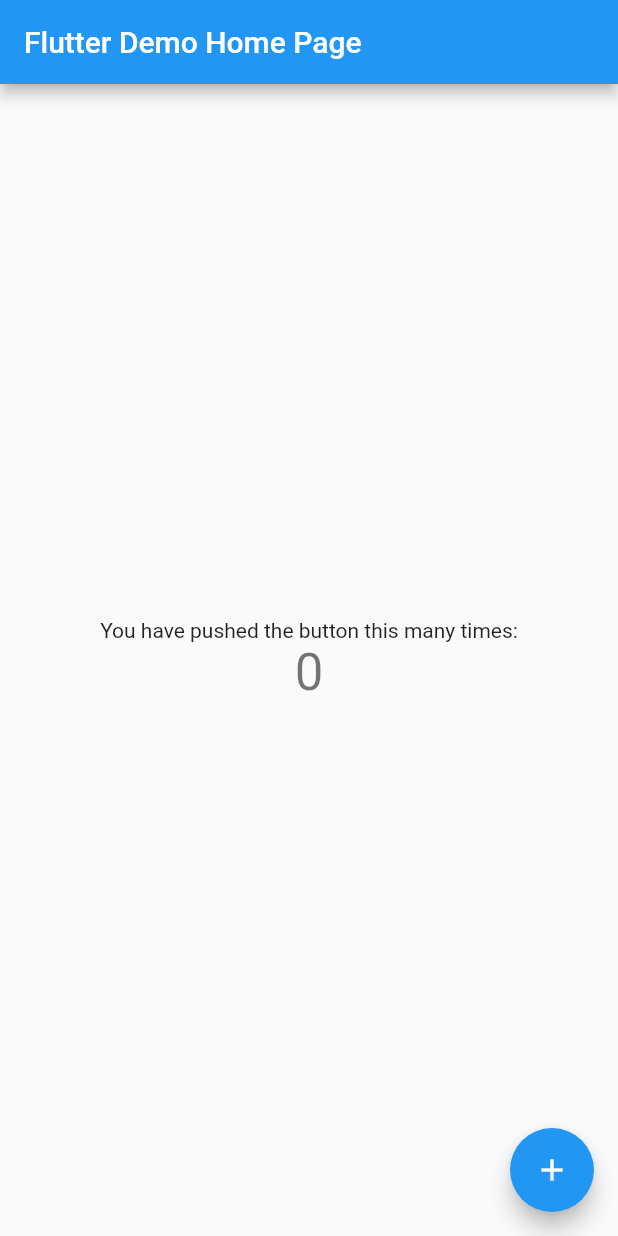
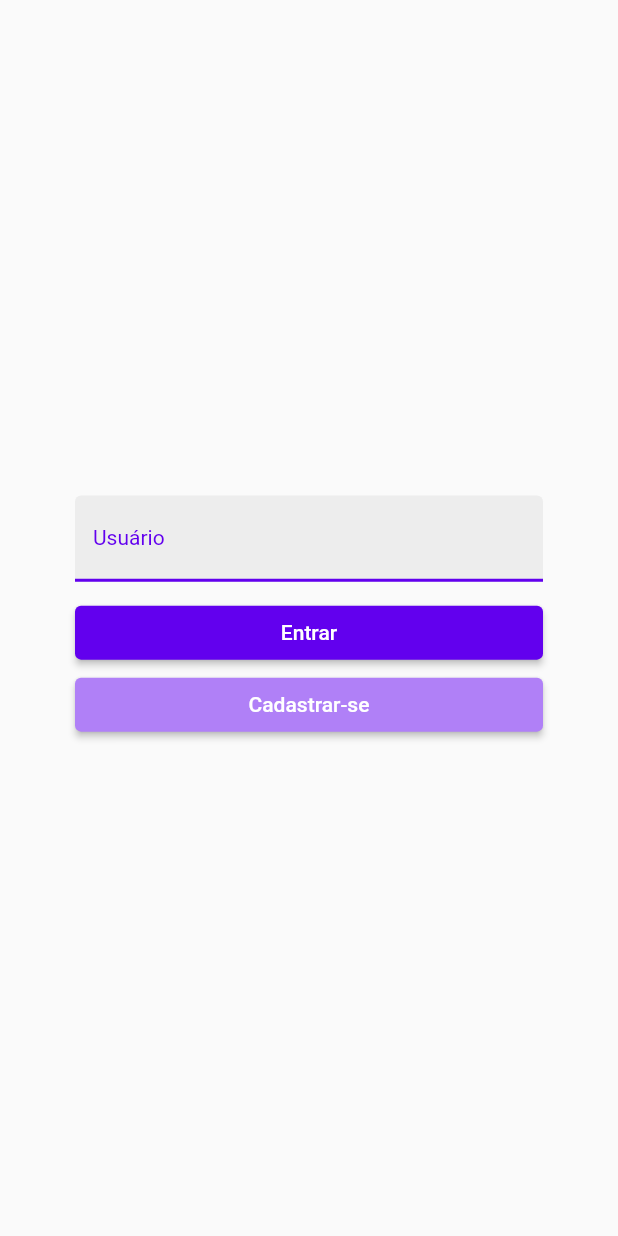
Before and after one commit to andradesaulo/projeto_tcc, a Flutter app: the screen it shows after launch, on a phone screen of 412 x 824 dp. Run offline on Flutter 3.47's test engine with Material 2 defaults, Android fonts, the light colour scheme and no system bars.

Commit message:
Made the login page

```diff
--- /dev/null
+++ b/lib/app_widget.dart
@@ -0,0 +1,20 @@
+import 'package:flutter/material.dart';
+import 'package:projeto_tcc/pages/cadastro_user/cadastro_user_page.dart';
+import 'package:projeto_tcc/pages/login/login_page.dart';
+import 'package:projeto_tcc/pages/meus_pets/meus_pets_page.dart';
+
+class AppWidget extends StatelessWidget {
+  @override
+  Widget build(BuildContext context) {
+    return MaterialApp(
+      debugShowCheckedModeBanner: false,
+      title: "Projeto TCC",
+      initialRoute: "/login",
+      routes: {
+        "/login" : (context) => LoginPage(),
+        "/cadastro_user" : (context) => CadastroUserPage(),
+        "/meus_pets" : (context) => MeusPetsPage(),
+      },
+    );
+  }
+}
--- a/lib/main.dart
+++ b/lib/main.dart
@@ -1,113 +1,6 @@
 import 'package:flutter/material.dart';
+import 'package:projeto_tcc/app_widget.dart';
 
 void main() {
-  runApp(MyApp());
+  runApp(AppWidget());
 }
-
-class MyApp extends StatelessWidget {
-  // This widget is the root of your application.
-  @override
-  Widget build(BuildContext context) {
-    return MaterialApp(
-      title: 'Flutter Demo',
-      theme: ThemeData(
-        // This is the theme of your application.
-        //
-        // Try running your application with "flutter run". You'll see the
-        // application has a blue toolbar. Then, without quitting the app, try
-        // changing the primarySwatch below to Colors.green and then invoke
-        // "hot reload" (press "r" in the console where you ran "flutter run",
-        // or simply save your changes to "hot reload" in a Flutter IDE).
-        // Notice that the counter didn't reset back to zero; the application
-        // is not restarted.
-        primarySwatch: Colors.blue,
-      ),
-      home: MyHomePage(title: 'Flutter Demo Home Page'),
-    );
-  }
-}
-
-class MyHomePage extends StatefulWidget {
-  MyHomePage({Key? key, this.title}) : super(key: key);
-
-  // This widget is the home page of your application. It is stateful, meaning
-  // that it has a State object (defined below) that contains fields that affect
-  // how it looks.
-
-  // This class is the configuration for the state. It holds the values (in this
-  // case the title) provided by the parent (in this case the App widget) and
-  // used by the build method of the State. Fields in a Widget subclass are
-  // always marked "final".
-
-  final String? title;
-
-  @override
-  _MyHomePageState createState() => _MyHomePageState();
-}
-
-class _MyHomePageState extends State<MyHomePage> {
-  int _counter = 0;
-
-  void _incrementCounter() {
-    setState(() {
-      // This call to setState tells the Flutter framework that something has
-      // changed in this State, which causes it to rerun the build method below
-      // so that the display can reflect the updated values. If we changed
-      // _counter without calling setState(), then the build method would not be
-      // called again, and so nothing would appear to happen.
-      _counter++;
-    });
-  }
-
-  @override
-  Widget build(BuildContext context) {
-    // This method is rerun every time setState is called, for instance as done
-    // by the _incrementCounter method above.
-    //
-    // The Flutter framework has been optimized to make rerunning build methods
-    // fast, so that you can just rebuild anything that needs updating rather
-    // than having to individually change instances of widgets.
-    return Scaffold(
-      appBar: AppBar(
-        // Here we take the value from the MyHomePage object that was created by
-        // the App.build method, and use it to set our appbar title.
-        title: Text(widget.title!),
-      ),
-      body: Center(
-        // Center is a layout widget. It takes a single child and positions it
-        // in the middle of the parent.
-        child: Column(
-          // Column is also a layout widget. It takes a list of children and
-          // arranges them vertically. By default, it sizes itself to fit its
-          // children horizontally, and tries to be as tall as its parent.
-          //
-          // Invoke "debug painting" (press "p" in the console, choose the
-          // "Toggle Debug Paint" action from the Flutter Inspector in Android
-          // Studio, or the "Toggle Debug Paint" command in Visual Studio Code)
-          // to see the wireframe for each widget.
-          //
-          // Column has various properties to control how it sizes itself and
-          // how it positions its children. Here we use mainAxisAlignment to
-          // center the children vertically; the main axis here is the vertical
-          // axis because Columns are vertical (the cross axis would be
-          // horizontal).
-          mainAxisAlignment: MainAxisAlignment.center,
-          children: <Widget>[
-            Text(
-              'You have pushed the button this many times:',
-            ),
-            Text(
-              '$_counter',
-              style: Theme.of(context).textTheme.headline4,
-            ),
-          ],
-        ),
-      ),
-      floatingActionButton: FloatingActionButton(
-        onPressed: _incrementCounter,
-        tooltip: 'Increment',
-        child: Icon(Icons.add),
-      ), // This trailing comma makes auto-formatting nicer for build methods.
-    );
-  }
-}
--- /dev/null
+++ b/lib/models/user_model.dart
@@ -0,0 +1,13 @@
+class UserModel {
+  final int id;
+  final String? nome;
+  final DateTime? dataNasc;
+  final String? genero;
+
+  UserModel({
+    required this.id,
+    this.nome,
+    this.dataNasc,
+    this.genero,
+  });
+}
--- /dev/null
+++ b/lib/pages/cadastro_user/cadastro_user_page.dart
@@ -0,0 +1,15 @@
+import 'package:flutter/material.dart';
+
+class CadastroUserPage extends StatefulWidget {
+  const CadastroUserPage({ Key? key }) : super(key: key);
+
+  @override
+  _CadastroUserPageState createState() => _CadastroUserPageState();
+}
+
+class _CadastroUserPageState extends State<CadastroUserPage> {
+  @override
+  Widget build(BuildContext context) {
+    return Scaffold();
+  }
+}
--- /dev/null
+++ b/lib/pages/login/login_controller.dart
@@ -0,0 +1,34 @@
+import 'package:projeto_tcc/pages/login/login_state.dart';
+import 'package:projeto_tcc/repositories/user_repository.dart';
+import 'package:projeto_tcc/repositories/user_repository_mock.dart';
+
+class LoginController {
+  late UserRepository userRepository;
+  Function(LoginState state)? onListen;
+  LoginState state = LoginStateEmpty();
+
+  LoginController(){
+    this.userRepository = UserRepositoryMock();
+  }
+
+  getUser(String nome) async {
+    update(LoginStateLoading());
+    try {
+      final user = await userRepository.getUser(nome);
+      update(LoginStateSuccess(user: user));
+    } catch (e) {
+      update(LoginStateFailure(message: e.toString()));
+    }
+  }
+
+  void update(LoginState state) {
+    this.state = state;
+    if(onListen != null) {
+      onListen!(state);
+    }
+  }
+
+  void listen(Function(LoginState state) onFunction) {
+    onListen = onFunction;
+  }
+}
--- /dev/null
+++ b/lib/pages/login/login_page.dart
@@ -0,0 +1,87 @@
+import 'package:flutter/material.dart';
+import 'package:projeto_tcc/pages/login/login_controller.dart';
+import 'package:projeto_tcc/pages/login/login_state.dart';
+import 'package:projeto_tcc/shared_widgets/text_field_input.dart';
+import 'package:projeto_tcc/theme/app_theme.dart';
+
+class LoginPage extends StatefulWidget {
+  const LoginPage({ Key? key }) : super(key: key);
+
+  @override
+  _LoginPageState createState() => _LoginPageState();
+}
+
+class _LoginPageState extends State<LoginPage> {
+  String username = "";
+  final LoginController controller = LoginController();
+
+  @override
+  void initState() {
+    controller.listen((state) {
+        if (controller.state is LoginStateSuccess) {
+          final user = (controller.state as LoginStateSuccess).user;
+          Navigator.pushReplacementNamed(
+            context,
+            "/meus_pets",
+            arguments: user
+          );
+        } else if (controller.state is LoginStateFailure){
+          print((controller.state as LoginStateFailure).message);
+        } else {
+          setState((){});
+        }
+      }
+    );
+
+    super.initState();
+  }
+
+  @override
+  Widget build(BuildContext context) {
+    return Scaffold(
+      body: Padding(
+        padding: const EdgeInsets.symmetric(horizontal: 50),
+        child: Column(
+          mainAxisAlignment: MainAxisAlignment.center,
+          children: [
+            TextFieldInputWidget(
+              label: "Usuário",
+              onChanged: (value) => username = value
+            ),
+            Row(
+              children: [
+                Expanded(
+                  child: ElevatedButton(
+                    style: ButtonStyle(
+                      backgroundColor: MaterialStateProperty.all<Color>(AppTheme.colors.primary),
+                    ),
+                    onPressed: (){
+                      controller.getUser(username);
+                    },
+                    child: Text("Entrar")
+                  ),
+                ),
+              ],
+            ),
+            Row(
+              children: [
+                Expanded(
+                  child: ElevatedButton(
+                    style: ButtonStyle(
+                      backgroundColor: MaterialStateProperty.all<Color>(AppTheme.colors.primaryOpaque),
+                      overlayColor: MaterialStateProperty.all<Color>(AppTheme.colors.primary),
+                    ),
+                    onPressed: (){
+                      Navigator.pushNamed(context, "/cadastro_user");
+                    },
+                    child: Text("Cadastrar-se")
+                  ),
+                ),
+              ],
+            )
+            ],
+        ),
+      ),
+    );
+  }
+}
--- /dev/null
+++ b/lib/pages/login/login_state.dart
@@ -0,0 +1,20 @@
+import 'package:projeto_tcc/models/user_model.dart';
+
+abstract class LoginState {}
+
+class LoginStateEmpty extends LoginState {}
+class LoginStateLoading extends LoginState {}
+
+class LoginStateFailure extends LoginState {
+  String message;
+  LoginStateFailure({
+    required this.message,
+  });
+}
+
+class LoginStateSuccess extends LoginState {
+  final UserModel user;
+  LoginStateSuccess({
+    required this.user,
+  });
+}
--- /dev/null
+++ b/lib/pages/meus_pets/meus_pets_page.dart
@@ -0,0 +1,15 @@
+import 'package:flutter/material.dart';
+
+class MeusPetsPage extends StatefulWidget {
+  const MeusPetsPage({ Key? key }) : super(key: key);
+
+  @override
+  _MeusPetsPageState createState() => _MeusPetsPageState();
+}
+
+class _MeusPetsPageState extends State<MeusPetsPage> {
+  @override
+  Widget build(BuildContext context) {
+    return Scaffold();
+  }
+}
--- /dev/null
+++ b/lib/repositories/user_repository.dart
@@ -0,0 +1,5 @@
+import 'package:projeto_tcc/models/user_model.dart';
+
+abstract class UserRepository{
+  Future<UserModel> getUser(String nome);
+}
--- /dev/null
+++ b/lib/repositories/user_repository_mock.dart
@@ -0,0 +1,23 @@
+import 'package:projeto_tcc/repositories/user_repository.dart';
+import 'package:projeto_tcc/models/user_model.dart';
+
+class UserRepositoryMock extends UserRepository {
+  List<UserModel> _Users = [
+    UserModel(id: 1, nome: "Saulo", dataNasc: DateTime(1997), genero: "m"),
+    UserModel(id: 2, nome: "Ana", dataNasc: DateTime(1999), genero: "f"),
+    UserModel(id: 3, nome: "Maria", dataNasc: DateTime(1996), genero: "f"),
+    UserModel(id: 4, nome: "Pedro", dataNasc: DateTime(2000), genero: "m"),
+  ];
+
+  @override
+  Future<UserModel> getUser(String nome) async {
+    await Future.delayed(Duration(seconds: 2));
+    for (UserModel User in _Users) {
+      if (User.nome == nome) {
+        return User;
+      }
+    }
+    throw Error();
+  }
+
+}
--- /dev/null
+++ b/lib/shared_widgets/text_field_input.dart
@@ -0,0 +1,48 @@
+import 'package:flutter/material.dart';
+
+import 'package:projeto_tcc/theme/app_theme.dart';
+
+class TextFieldInputWidget extends StatelessWidget {
+  final String label;
+  final Icon? icon;
+  final Function(String value)? onChanged;
+  const TextFieldInputWidget({
+    Key? key,
+    required this.label,
+    this.icon,
+    this.onChanged,
+  }) : super(key: key);
+
+  @override
+  Widget build(BuildContext context) {
+    return Padding(
+      padding: const EdgeInsets.only(bottom: 10),
+      child: TextField(
+        onChanged: (value) => onChanged!(value),
+        cursorColor: AppTheme.colors.primary,
+        decoration: InputDecoration(
+          icon: icon,
+          labelText: label,
+          labelStyle: TextStyle(
+            color: AppTheme.colors.primary,
+            fontSize: 14,
+          ),
+          fillColor: AppTheme.colors.inputBackground,
+          filled: true,
+          enabledBorder: UnderlineInputBorder(
+            borderSide: BorderSide(
+              color: AppTheme.colors.primary,
+              width: 2,
+            )
+          ),
+          focusedBorder: UnderlineInputBorder(
+            borderSide: BorderSide(
+              color: AppTheme.colors.primary,
+              width: 2,
+            )
+          ),
+        ),
+      ),
+    );
+  }
+}
--- /dev/null
+++ b/lib/theme/app_colors.dart
@@ -0,0 +1,18 @@
+import 'package:flutter/material.dart';
+
+abstract class AppColors {
+  Color get primary;
+  Color get primaryOpaque;
+  Color get inputBackground;
+}
+
+class AppColorsDefault extends AppColors {
+  @override
+  Color get primary => Color(0xff6200EE);
+
+  @override
+  Color get inputBackground => Color(0xffEDEDED);
+
+  @override
+  Color get primaryOpaque => Color(0xffB080F7);
+}
--- /dev/null
+++ b/lib/theme/app_theme.dart
@@ -0,0 +1,5 @@
+import 'package:projeto_tcc/theme/app_colors.dart';
+
+class AppTheme {
+  static AppColors get colors => AppColorsDefault();
+}
--- a/pubspec.yaml
+++ b/pubspec.yaml
@@ -28,6 +28,7 @@
   # The following adds the Cupertino Icons font to your application.
   # Use with the CupertinoIcons class for iOS style icons.
   cupertino_icons: ^1.0.2
+  google_fonts: ^2.1.0
 
 dev_dependencies:
   flutter_test:
```
Also changed, not shown: pubspec.lock.
